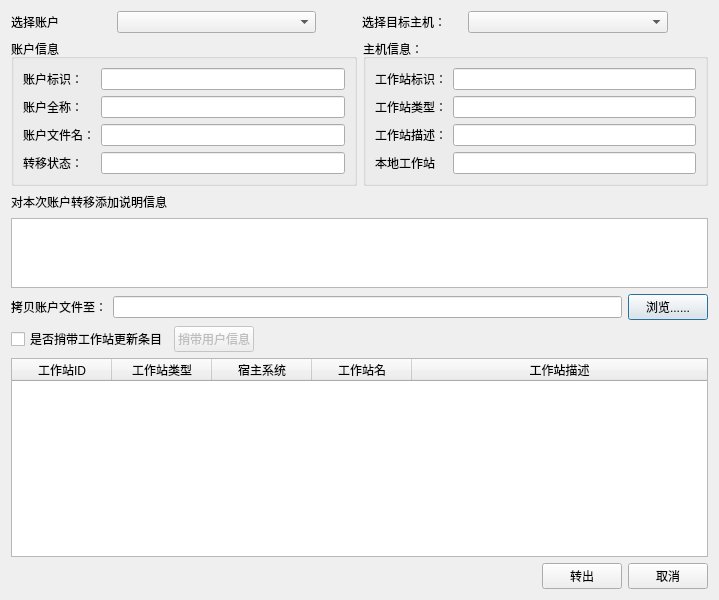
Old version of the form forms/transferoutdialog.ui in the repository wangkungit5905/PzAssistant.
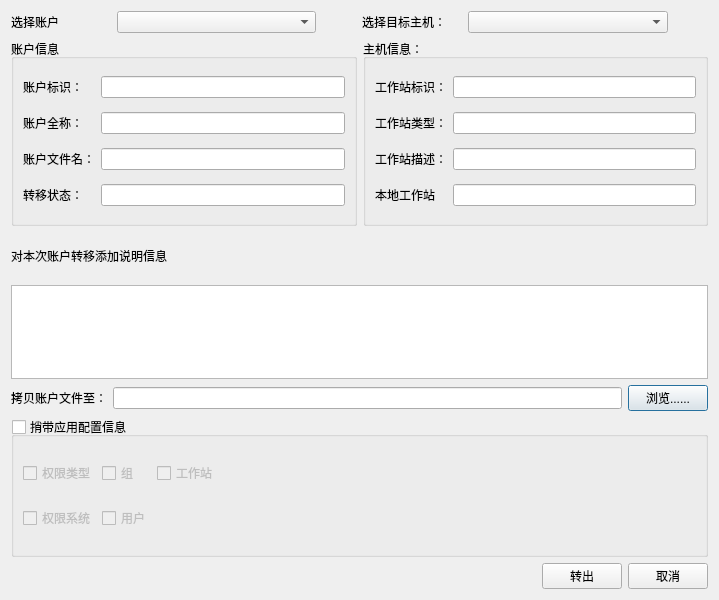
New version of the form.

```diff
--- a/forms/transferoutdialog.ui
+++ b/forms/transferoutdialog.ui
@@ -13,7 +13,7 @@
   <property name="windowTitle">
    <string>转出账户</string>
   </property>
-  <layout class="QVBoxLayout" name="verticalLayout" stretch="1,3,1,2,1,1,10,1">
+  <layout class="QVBoxLayout" name="verticalLayout" stretch="1,4,1,2,1,3,1">
    <item>
     <layout class="QHBoxLayout" name="horizontalLayout" stretch="1,2,0,1,2,0">
      <item>
@@ -237,84 +237,69 @@
     </layout>
    </item>
    <item>
-    <layout class="QHBoxLayout" name="horizontalLayout_2">
-     <item>
-      <widget class="QCheckBox" name="chkTake">
-       <property name="toolTip">
-        <string>当工作站发生变更（加入或变更工作站信息），希望告诉其他工作站时选取</string>
-       </property>
-       <property name="text">
-        <string>是否捎带工作站更新条目</string>
-       </property>
-      </widget>
-     </item>
-     <item>
-      <widget class="QPushButton" name="btnTakeUser">
-       <property name="enabled">
-        <bool>false</bool>
-       </property>
-       <property name="text">
-        <string>捎带用户信息</string>
-       </property>
-      </widget>
-     </item>
-     <item>
-      <spacer name="horizontalSpacer_3">
-       <property name="orientation">
-        <enum>Qt::Horizontal</enum>
-       </property>
-       <property name="sizeHint" stdset="0">
-        <size>
-         <width>40</width>
-         <height>20</height>
-        </size>
-       </property>
-      </spacer>
-     </item>
-    </layout>
-   </item>
-   <item>
-    <widget class="QTableWidget" name="tView">
-     <property name="contextMenuPolicy">
-      <enum>Qt::ActionsContextMenu</enum>
+    <widget class="QGroupBox" name="gbIsTake">
+     <property name="title">
+      <string>捎带应用配置信息</string>
      </property>
-     <property name="editTriggers">
-      <set>QAbstractItemView::NoEditTriggers</set>
+     <property name="flat">
+      <bool>true</bool>
      </property>
-     <property name="selectionBehavior">
-      <enum>QAbstractItemView::SelectRows</enum>
+     <property name="checkable">
+      <bool>true</bool>
      </property>
-     <property name="columnCount">
-      <number>5</number>
+     <property name="checked">
+      <bool>false</bool>
      </property>
-     <attribute name="horizontalHeaderStretchLastSection">
-      <bool>true</bool>
-     </attribute>
-     <column>
-      <property name="text">
-       <string>工作站ID</string>
-      </property>
-     </column>
-     <column>
-      <property name="text">
-       <string>工作站类型</string>
-      </property>
-     </column>
-     <column>
-      <property name="text">
-       <string>宿主系统</string>
-      </property>
-     </column>
-     <column>
-      <property name="text">
-       <string>工作站名</string>
-      </property>
-     </column>
-     <column>
-      <property name="text">
-       <string>工作站描述</string>
-      </property>
-     </column>
+     <layout class="QGridLayout" name="gridLayout_3">
+      <item row="0" column="3">
+       <spacer name="horizontalSpacer_3">
+        <property name="orientation">
+         <enum>Qt::Horizontal</enum>
+        </property>
+        <property name="sizeHint" stdset="0">
+         <size>
+          <width>40</width>
+          <height>20</height>
+         </size>
+        </property>
+       </spacer>
+      </item>
+      <item row="0" column="0">
+       <widget class="QCheckBox" name="chkRightType">
+        <property name="text">
+         <string>权限类型</string>
+        </property>
+       </widget>
+      </item>
+      <item row="1" column="0">
+       <widget class="QCheckBox" name="chkRight">
+        <property name="text">
+         <string>权限系统</string>
+        </property>
+       </widget>
+      </item>
+      <item row="1" column="1">
+       <widget class="QCheckBox" name="chkUser">
+        <property name="text">
+         <string>用户</string>
+        </property>
+       </widget>
+      </item>
+      <item row="0" column="1">
+       <widget class="QCheckBox" name="chkGroup">
+        <property name="text">
+         <string>组</string>
+        </property>
+       </widget>
+      </item>
+      <item row="0" column="2">
+       <widget class="QCheckBox" name="chkWS">
+        <property name="text">
+         <string>工作站</string>
+        </property>
+       </widget>
+      </item>
+     </layout>
     </widget>
    </item>
    <item>
```
